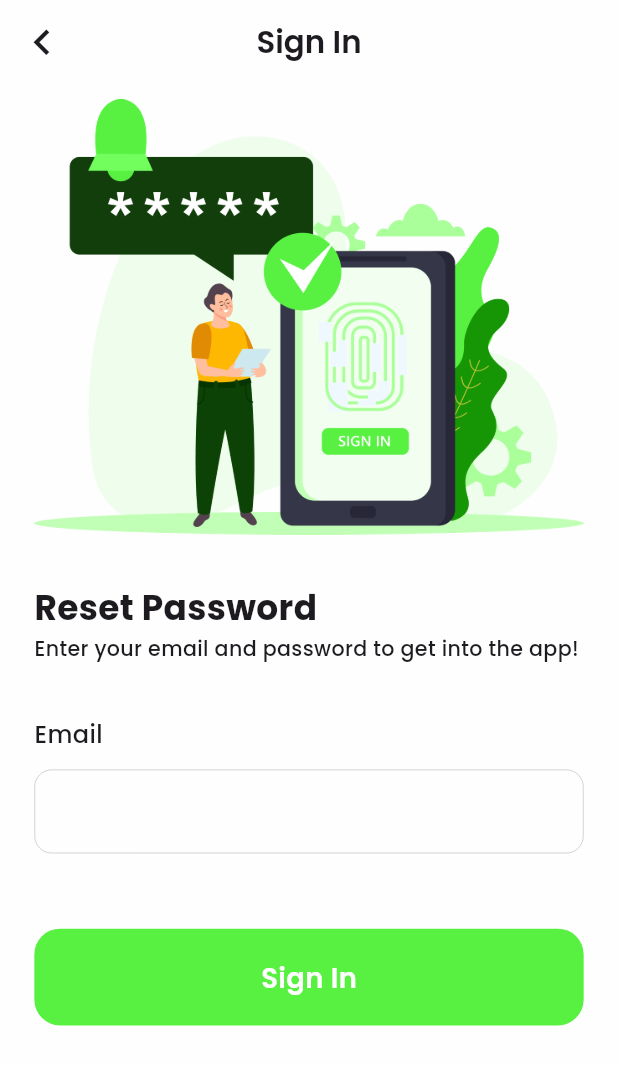
After one commit to ziadmagdy109/Smart_Home, a Flutter app: the ResetPasswordView screen opened by its route, on a phone screen of 412 x 824 dp. The commit adds this screen. Shown: the top 1065 px of the screen. Run offline on Flutter 3.47's test engine with Material 3 defaults, Android fonts, the phone set to English and light mode, and no system bars; our stand-ins replace flutter_screenutil, google_fonts.

Commit message:
ResetPasswordView

```diff
--- a/lib/core/routing/app_router.dart
+++ b/lib/core/routing/app_router.dart
@@ -1,6 +1,7 @@
 import 'package:flutter/material.dart';
 import 'package:smart_home/core/routing/routes.dart';
 import 'package:smart_home/features/onBoarding/presentation/views/on_boarding_view.dart';
+import 'package:smart_home/features/sign_in/presentation/views/reset_password_view.dart';
 import 'package:smart_home/features/sign_in/presentation/views/sign_in_view.dart';
 import 'package:smart_home/features/sign_in/presentation/views/smart_home_sign_in_view.dart';
 
@@ -13,6 +14,8 @@ class AppRouter {
         return MaterialPageRoute(builder: (context) => SmartHomeSignInView());
       case Routes.signInView:
         return MaterialPageRoute(builder: (context) => SignInView());
+      case Routes.resetPasswordView:
+        return MaterialPageRoute(builder: (context) => ResetPasswordView());
       default:
         Scaffold(body: Center(child: Text("not found page")));
     }
--- a/lib/core/routing/routes.dart
+++ b/lib/core/routing/routes.dart
@@ -2,4 +2,5 @@ class Routes {
   static const String onBoardingView = "/";
   static const String homeSignInView = "/homeSignInView";
   static const String signInView = "/signInView";
+  static const String resetPasswordView = "/resetPasswordView";
 }
--- a/lib/core/utils/app_constants.dart
+++ b/lib/core/utils/app_constants.dart
@@ -23,6 +23,9 @@ class AppConstants {
   static const String kEmail = "Email";
   static const String kPassword = "Password";
   static const String kForgotPassword = "Forgot Password?";
+  static const String kResetPassword = "Reset Password";
+  static const String kEnterEmailToResetPassword =
+      "Enter your email and password to get into the app!";
 
   // Asset
   static const String imageFirstOnBoarding =
@@ -41,4 +44,6 @@ class AppConstants {
   static const String logoGoogle = "assets/images_sign_in/LogoGoogle.png";
   static const String logoTwitter = "assets/images_sign_in/LogoTwitter.png";
   static const String imageSignIn = "assets/images_sign_in/sign_in_picture.png";
+  static const String imageResetPassword =
+      "assets/images_sign_in/ResetPassword.png";
 }
--- /dev/null
+++ b/lib/features/sign_in/presentation/views/reset_password_view.dart
@@ -0,0 +1,57 @@
+import 'package:flutter/material.dart';
+import 'package:flutter_screenutil/flutter_screenutil.dart';
+import 'package:smart_home/core/utils/app_colors.dart';
+import 'package:smart_home/core/utils/app_constants.dart';
+import 'package:smart_home/core/utils/app_text_styles.dart';
+import 'package:smart_home/core/widgets/buttom_sign_in.dart';
+import 'package:smart_home/features/sign_in/presentation/widgets/image_reset_password.dart';
+import 'package:smart_home/features/sign_in/presentation/widgets/text_field_email.dart';
+
+class ResetPasswordView extends StatelessWidget {
+  const ResetPasswordView({super.key});
+
+  @override
+  Widget build(BuildContext context) {
+    return Scaffold(
+      appBar: AppBar(
+        backgroundColor: AppColors.myWhite,
+        title: Text(
+          AppConstants.kSignIn,
+          style: AppTextStyles.font18wight600weight,
+        ),
+        scrolledUnderElevation: 0,
+        centerTitle: true,
+        leading: IconButton(
+          onPressed: () {
+            Navigator.pop(context);
+          },
+          icon: Icon(Icons.chevron_left, size: 30.sp),
+        ),
+      ),
+      body: SingleChildScrollView(
+        child: Padding(
+          padding: EdgeInsets.symmetric(horizontal: 20.w),
+          child: Column(
+            crossAxisAlignment: CrossAxisAlignment.start,
+            children: [
+              ImageResetPassword(),
+              SizedBox(height: 19.h),
+              Text(
+                AppConstants.kResetPassword,
+                style: AppTextStyles.font20weight700,
+              ),
+              Text(
+                AppConstants.kEnterEmailToResetPassword,
+                style: AppTextStyles.font12weight500,
+              ),
+              SizedBox(height: 30.h),
+              TextFieldEmail(),
+              SizedBox(height: 42.h),
+              ButtomSignIn(),
+            ],
+          ),
+        ),
+      ),
+    );
+  }
+}
--- a/lib/features/sign_in/presentation/views/sign_in_view.dart
+++ b/lib/features/sign_in/presentation/views/sign_in_view.dart
@@ -1,5 +1,6 @@
 import 'package:flutter/material.dart';
 import 'package:flutter_screenutil/flutter_screenutil.dart';
+import 'package:smart_home/core/routing/routes.dart';
 import 'package:smart_home/core/utils/app_colors.dart';
 import 'package:smart_home/core/utils/app_constants.dart';
 import 'package:smart_home/core/utils/app_text_styles.dart';
@@ -50,10 +51,15 @@ class SignInView extends StatelessWidget {
               SizedBox(height: 15.h),
               TextFieldPassword(),
               SizedBox(height: 20.h),
-              Text(
-                AppConstants.kForgotPassword,
-                style: AppTextStyles.font12weight500.copyWith(
-                  color: AppColors.myColorForgotPassword,
+              GestureDetector(
+                onTap: () {
+                  Navigator.pushNamed(context, Routes.resetPasswordView);
+                },
+                child: Text(
+                  AppConstants.kForgotPassword,
+                  style: AppTextStyles.font12weight500.copyWith(
+                    color: AppColors.myColorForgotPassword,
+                  ),
                 ),
               ),
               SizedBox(height: 30.h),
--- /dev/null
+++ b/lib/features/sign_in/presentation/widgets/image_reset_password.dart
@@ -0,0 +1,19 @@
+import 'package:flutter/material.dart';
+import 'package:flutter_screenutil/flutter_screenutil.dart';
+import 'package:smart_home/core/utils/app_constants.dart';
+
+class ImageResetPassword extends StatelessWidget {
+  const ImageResetPassword({super.key});
+
+  @override
+  Widget build(BuildContext context) {
+    return Align(
+      alignment: Alignment.center,
+      child: SizedBox(
+        height: 260.h,
+        width: 328.w,
+        child: Image.asset(AppConstants.imageResetPassword),
+      ),
+    );
+  }
+}
```
Also changed, not shown: assets/images_sign_in/ResetPassword.png (added).
